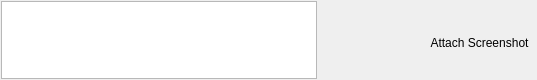
Old version of the form python/app/widgets/note_input_widget/resources/note_input_widget.ui in the repository shotgunsoftware/tk-multi-shotgunpanel.
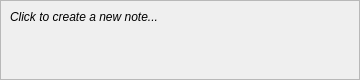
New version of the form. Icons and pictures are not drawn. Custom widgets are drawn as their Qt base class.

Commit message: Activity stream base implementation (except notes) and overall UI polish

```diff
--- a/python/app/widgets/note_input_widget/resources/note_input_widget.ui
+++ b/python/app/widgets/note_input_widget/resources/note_input_widget.ui
@@ -6,32 +6,53 @@
    <rect>
     <x>0</x>
     <y>0</y>
-    <width>537</width>
+    <width>360</width>
     <height>80</height>
    </rect>
   </property>
-  <property name="minimumSize">
-   <size>
-    <width>0</width>
-    <height>80</height>
-   </size>
-  </property>
-  <property name="maximumSize">
-   <size>
-    <width>16777215</width>
-    <height>80</height>
-   </size>
+  <property name="sizePolicy">
+   <sizepolicy hsizetype="Preferred" vsizetype="Maximum">
+    <horstretch>0</horstretch>
+    <verstretch>0</verstretch>
+   </sizepolicy>
   </property>
   <property name="windowTitle">
    <string>Form</string>
   </property>
-  <layout class="QHBoxLayout" name="horizontalLayout">
+  <layout class="QVBoxLayout" name="verticalLayout_5">
    <property name="spacing">
-    <number>5</number>
+    <number>0</number>
    </property>
    <property name="margin">
+    <number>0</number>
+   </property>
+   <item>
+    <widget class="QStackedWidget" name="stacked_widget">
+     <property name="minimumSize">
+      <size>
+       <width>0</width>
+       <height>80</height>
+      </size>
+     </property>
+     <property name="maximumSize">
+      <size>
+       <width>16777215</width>
+       <height>80</height>
+      </size>
+     </property>
+     <property name="currentIndex">
     <number>1</number>
    </property>
+     <widget class="QWidget" name="note_editor_page">
+      <layout class="QVBoxLayout" name="verticalLayout_2">
+       <property name="spacing">
+        <number>0</number>
+       </property>
+       <property name="margin">
+        <number>0</number>
+       </property>
+       <item>
+        <layout class="QHBoxLayout" name="horizontalLayout">
    <item>
     <widget class="NoteEditor" name="text_entry">
      <property name="focusPolicy">
@@ -135,6 +156,54 @@
       </widget>
      </item>
     </layout>
+         </item>
+        </layout>
+       </item>
+       <item>
+        <widget class="QLabel" name="hint_label">
+         <property name="text">
+          <string>&lt;small&gt;You can add people by referring to them by @name.&lt;/small&gt;</string>
+         </property>
+        </widget>
+       </item>
+      </layout>
+     </widget>
+     <widget class="QWidget" name="preview_page">
+      <layout class="QVBoxLayout" name="verticalLayout_3">
+       <property name="spacing">
+        <number>0</number>
+       </property>
+       <property name="margin">
+        <number>0</number>
+       </property>
+       <item>
+        <widget class="QFrame" name="frame">
+         <property name="styleSheet">
+          <string notr="true"/>
+         </property>
+         <property name="frameShape">
+          <enum>QFrame::StyledPanel</enum>
+         </property>
+         <property name="frameShadow">
+          <enum>QFrame::Raised</enum>
+         </property>
+         <layout class="QVBoxLayout" name="verticalLayout_4">
+          <item>
+           <widget class="QLabel" name="placeholder_label">
+            <property name="text">
+             <string>&lt;i&gt;Click to create a new note...&lt;/i&gt;</string>
+            </property>
+            <property name="alignment">
+             <set>Qt::AlignLeading|Qt::AlignLeft|Qt::AlignTop</set>
+            </property>
+           </widget>
+          </item>
+         </layout>
+        </widget>
+       </item>
+      </layout>
+     </widget>
+    </widget>
    </item>
   </layout>
  </widget>
```
Lines whose indentation alone changed are shown as unchanged. The commit also changes 238 other files.
